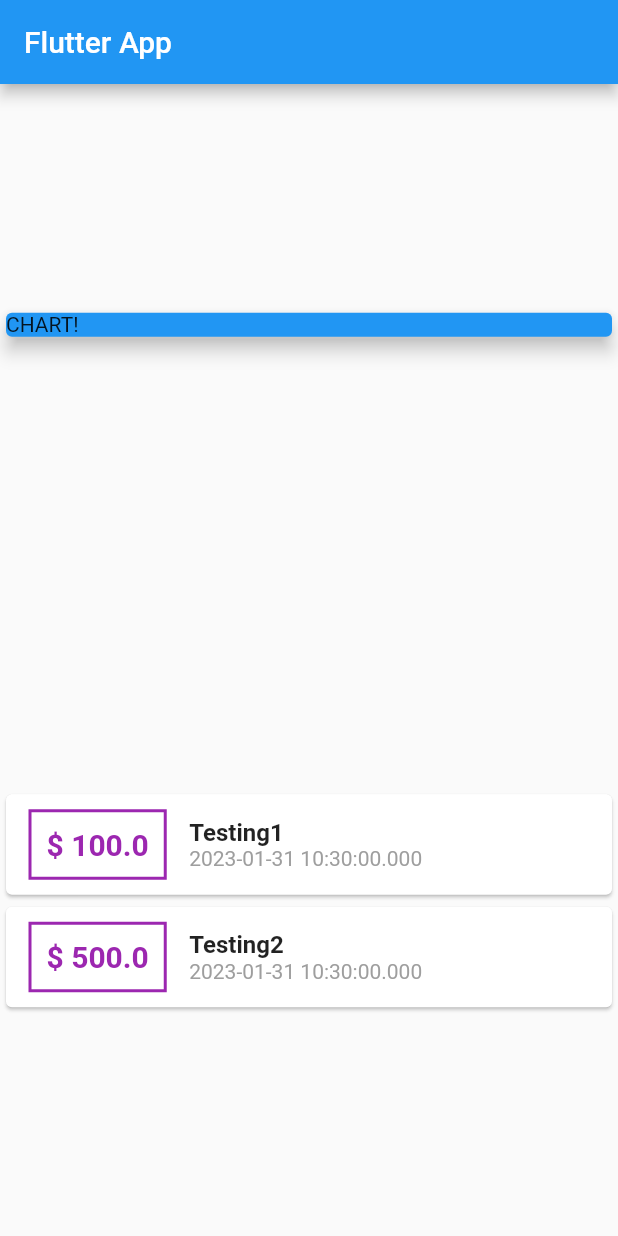
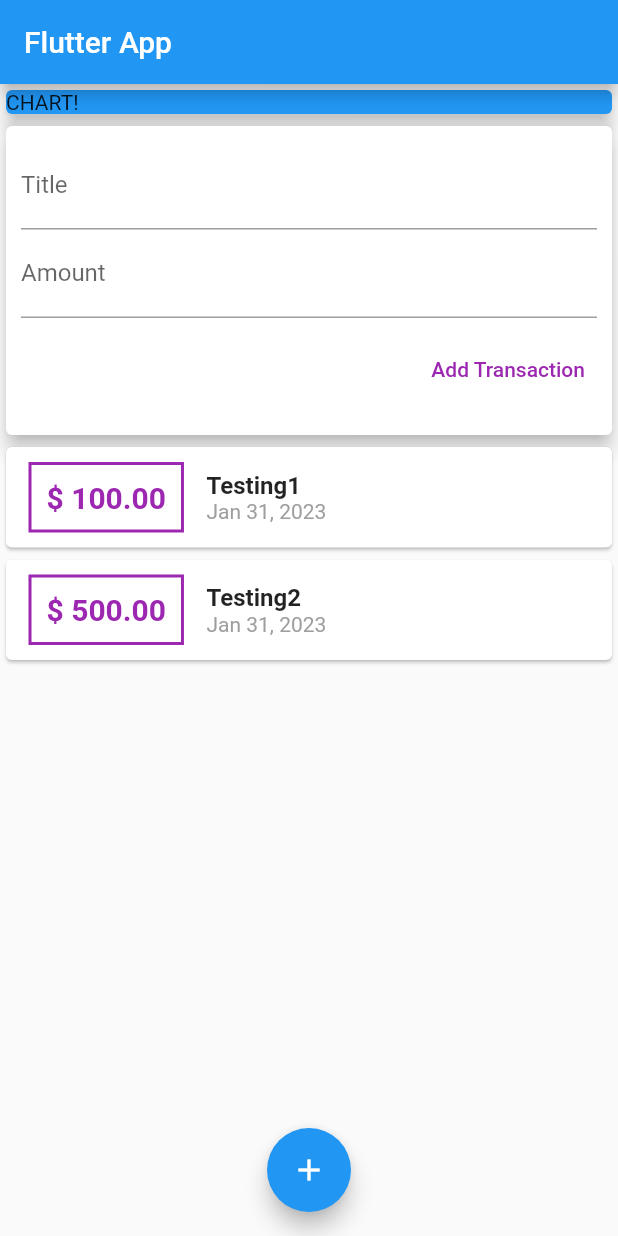
Before and after one commit to su-myat-noe-zaw/expense_planner, a Flutter app: the screen it shows after launch, on a phone screen of 412 x 824 dp. Run offline on Flutter 3.47's test engine with Material 2 defaults, Android fonts, the light colour scheme and no system bars.

Commit message:
first commit

```diff
--- a/lib/main.dart
+++ b/lib/main.dart
@@ -1,6 +1,6 @@
 import 'package:flutter/material.dart';
-import './transaction.dart';
-
+import 'package:my_sec_flutter_project/widgets/new_transaction.dart';
+import './widgets/user_transaction.dart';
 
 
 
@@ -20,21 +20,41 @@ class MyApp extends StatelessWidget {
   }
 }
 
+class MyHomePage extends StatefulWidget {
+  @override
+  State<MyHomePage> createState() => _MyHomePageState();
+}
 
-class MyHomePage extends StatelessWidget {
+class _MyHomePageState extends State<MyHomePage> {
+  @override
 
-  @override
-  final List<Transaction> transactions = [
-    Transaction(id: 't1', title: 'Testing1', amount: 100, date: DateTime.now()),
-    Transaction(id: 't2', title: 'Testing2', amount: 500, date: DateTime.now())
-  ];
+  // String titleInput ='';
+  // String amountInput = '';
+
+  void clickedAddTransaction() {
+    print(titleController.text);
+  }
+
+  final titleController = TextEditingController();
+
+  final amountController = TextEditingController();
+
+  void startAddNewTransaction (BuildContext ctx){
+    // showModalBottomSheet(context: ctx, builder: (_){
+    //   return NewTransaction();
+    //  })
+  }
 
   @override
   Widget build(BuildContext context) {
     return Scaffold(
-      appBar: AppBar(title: Text('Flutter App'),),
+      appBar: AppBar(
+        title: Text('Flutter App'),
+        actions: <Widget>[
+
+        ],
+      ),
       body: Column(
-        mainAxisAlignment: MainAxisAlignment.spaceAround,
           crossAxisAlignment: CrossAxisAlignment.stretch,
           children: <Widget>[
             Container(
@@ -45,40 +65,10 @@ class MyHomePage extends StatelessWidget {
                 elevation: 5,
               ),
             ),
-          Column(children: transactions.map((tx){
-            return Card(child: Row(
-              children: [
-                Container(
-                  padding: EdgeInsets.all(10),
-                  margin: EdgeInsets.symmetric(
-                    vertical: 10,
-                    horizontal: 15),
-                    decoration: BoxDecoration(border: Border.all(color: Colors.purple,width: 2,)),
-                  child:
-                  Text("\$ ${tx.amount.toString()}",
-                  style: TextStyle(
-                    fontWeight: FontWeight.bold,
-                    fontSize: 20,
-                    color: Colors.purple,
-                    ),)
-                ),
-                Column(
-                  crossAxisAlignment: CrossAxisAlignment.start,
-                  children: [
-                  Text(
-                    tx.title,
-                    style: TextStyle(
-                      fontSize: 16,
-                      fontWeight: FontWeight.bold),),
-                  Text(tx.date.toString(),
-                    style: TextStyle(color: Colors.grey),
-                  ),
-                ],)
-              ],
-            ),);
-          }).toList(),)
-          ]
-      ),
+            UserTransaction(),
+          ]),
+          floatingActionButton: FloatingActionButton(child: Icon(Icons.add),onPressed: () => print('You clicked me!'),),
+          floatingActionButtonLocation: FloatingActionButtonLocation.centerFloat,
     );
   }
 }
--- /dev/null
+++ b/lib/widgets/new_transaction.dart
@@ -0,0 +1,62 @@
+import 'package:flutter/material.dart';
+
+
+class NewTransaction extends StatelessWidget {
+
+  final titleController = TextEditingController();
+  final amountController = TextEditingController();
+
+  final Function addTx;
+
+  NewTransaction(this.addTx);
+
+  void submitData(){
+    final enteredTitle = titleController.text;
+    final enteredAmount = double.parse(amountController.text);
+
+    if(enteredTitle.isEmpty || enteredAmount <= 0){
+      return;
+    }
+
+    addTx(
+      enteredTitle,
+      enteredAmount
+    );
+  }
+
+  @override
+  Widget build(BuildContext context) {
+    return  Card(
+              elevation: 5,
+              child: Container(
+                padding: EdgeInsets.all((10)),
+                child: Column(
+                  crossAxisAlignment: CrossAxisAlignment.end,
+                  mainAxisAlignment: MainAxisAlignment.spaceBetween,
+                  children: <Widget>[
+                    TextField(
+                      decoration: InputDecoration(labelText: 'Title'),
+                      controller: titleController,
+                      onSubmitted: (_) => submitData,
+                    ),
+                    TextField(
+                      decoration: InputDecoration(labelText: 'Amount'),
+                      controller: amountController,
+                      keyboardType: TextInputType.number,
+                      onSubmitted: (_) => submitData,
+                    ),
+                    Container(
+                      margin: EdgeInsets.symmetric(vertical: 10),
+                      child: TextButton(
+                        onPressed: submitData,
+                        child: Text("Add Transaction"),
+                        style: TextButton.styleFrom(
+                            foregroundColor: Colors.purple),
+                      ),
+                    )
+                  ],
+                ),
+              ),
+            );
+  }
+}
--- /dev/null
+++ b/lib/widgets/transaction_list.dart
@@ -0,0 +1,56 @@
+import 'package:flutter/material.dart';
+import '../models/transaction.dart';
+import 'package:intl/intl.dart';
+
+class TransactionList extends StatelessWidget {
+
+  final List<Transaction> transactions;
+
+
+  TransactionList(this.transactions);
+
+
+  @override
+  Widget build(BuildContext context) {
+    return Container(
+            height: 300,
+            child: ListView.builder(
+              itemBuilder:
+              (ctx,index){
+                return Card(
+                  child: Row(
+                  children: [
+                    Container(
+                      padding: EdgeInsets.all(10),
+                      margin: EdgeInsets.symmetric(
+                        vertical: 10,
+                        horizontal: 15),
+                        decoration: BoxDecoration(border: Border.all(color: Colors.purple,width: 2,)),
+                      child:
+                      Text("\$ ${transactions[index].amount.toStringAsFixed(2)}",
+                      style: TextStyle(
+                        fontWeight: FontWeight.bold,
+                        fontSize: 20,
+                        color: Colors.purple,
+                        ),)
+                    ),
+                    Column(
+                      crossAxisAlignment: CrossAxisAlignment.start,
+                      children: [
+                      Text(
+                        transactions[index].title,
+                        style: TextStyle(
+                          fontSize: 16,
+                          fontWeight: FontWeight.bold),),
+                      Text(DateFormat.yMMMd().format(transactions[index].date),
+                        style: TextStyle(color: Colors.grey),
+                      ),
+                    ],)
+                  ],
+                ),);
+              },
+              itemCount: transactions.length,
+            ),
+    );
+  }
+}
--- /dev/null
+++ b/lib/widgets/user_transaction.dart
@@ -0,0 +1,45 @@
+import 'package:flutter/material.dart';
+import '../widgets/transaction_list.dart';
+import '../widgets/new_transaction.dart';
+import '../models/transaction.dart';
+
+class UserTransaction extends StatefulWidget {
+  @override
+  State<UserTransaction> createState() => _UserTransactionState();
+}
+
+class _UserTransactionState extends State<UserTransaction> {
+
+
+  final List<Transaction> _userTransaction = [
+    Transaction(id: 't1', title: 'Testing1', amount: 100, date: DateTime.now()),
+    Transaction(id: 't2', title: 'Testing2', amount: 500, date: DateTime.now())
+  ];
+
+  void _addNewTransaction(String txTitle, double txAmount) {
+
+    final newTx =
+        Transaction(
+        id: DateTime.now().toString(),
+        title: txTitle,
+        amount: txAmount,
+        date: DateTime.now());
+
+
+        setState(() {
+          _userTransaction.add(newTx);
+        });
+
+  }
+
+
+  @override
+  Widget build(BuildContext context) {
+    return Column(
+      children: <Widget>[
+        NewTransaction(_addNewTransaction), //This is widget that contains input fields
+        TransactionList(_userTransaction), // This is widget that contains transaction logs
+      ],
+    );
+  }
+}
```
Also changed, not shown: lib/models/transaction.dart (renamed from lib/transaction.dart), readme.txt (deleted). Lines whose indentation alone changed are shown as unchanged.
